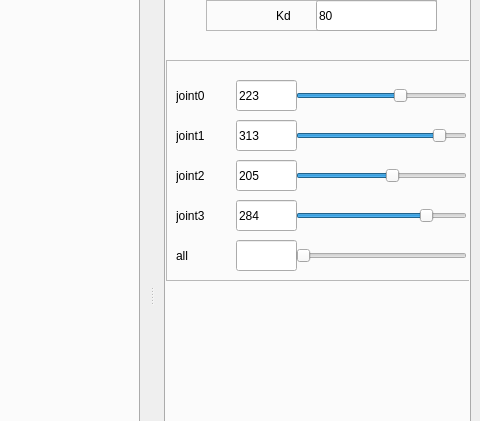
Above: myoFPGA/src/interface/ui/main_window.ui from Roboy/myoFPGA before the change; both pictures show x 825 to 1305 and y 143 to 564 of the 1305 by 878 pixel window. Below: the same form after it.
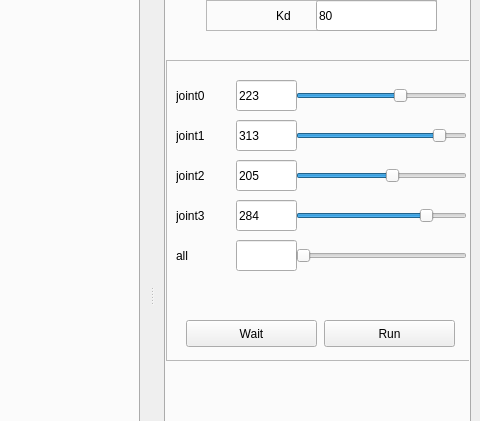
That is the form after the change. The open tabs and pages were chosen to show the change. Icons and pictures are not drawn. Custom widgets are drawn as their Qt base class.

The edit to the form file:
```diff
--- a/myoFPGA/src/interface/ui/main_window.ui
+++ b/myoFPGA/src/interface/ui/main_window.ui
@@ -2581,7 +2581,7 @@
            <x>0</x>
            <y>130</y>
            <width>311</width>
-           <height>221</height>
+           <height>301</height>
           </rect>
          </property>
          <property name="frameShape">
@@ -2839,6 +2839,32 @@
            <enum>Qt::Horizontal</enum>
           </property>
          </widget>
+         <widget class="QPushButton" name="run_button_joint_control">
+          <property name="geometry">
+           <rect>
+            <x>158</x>
+            <y>260</y>
+            <width>131</width>
+            <height>27</height>
+           </rect>
+          </property>
+          <property name="text">
+           <string>Run</string>
+          </property>
+         </widget>
+         <widget class="QPushButton" name="wait_button_joint_control">
+          <property name="geometry">
+           <rect>
+            <x>20</x>
+            <y>260</y>
+            <width>131</width>
+            <height>27</height>
+           </rect>
+          </property>
+          <property name="text">
+           <string>Wait</string>
+          </property>
+         </widget>
         </widget>
         <widget class="QPushButton" name="stop_button_jointControl">
          <property name="geometry">
```
Left out of the diff: 26 changed lines with no effect on the pictures.
